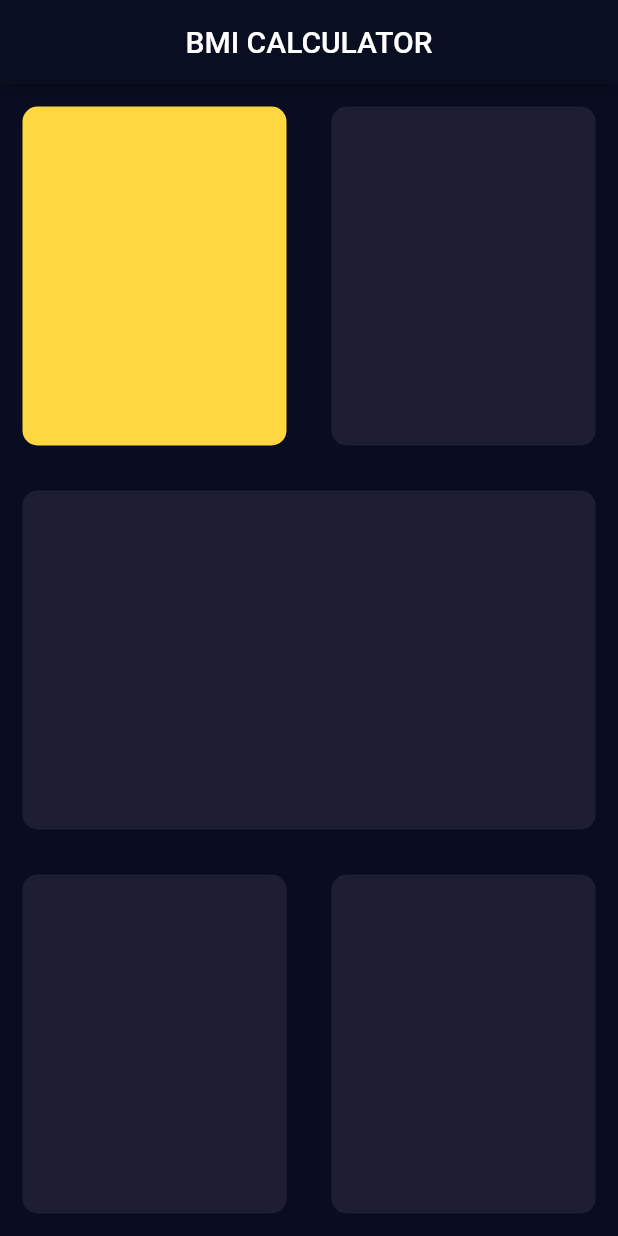
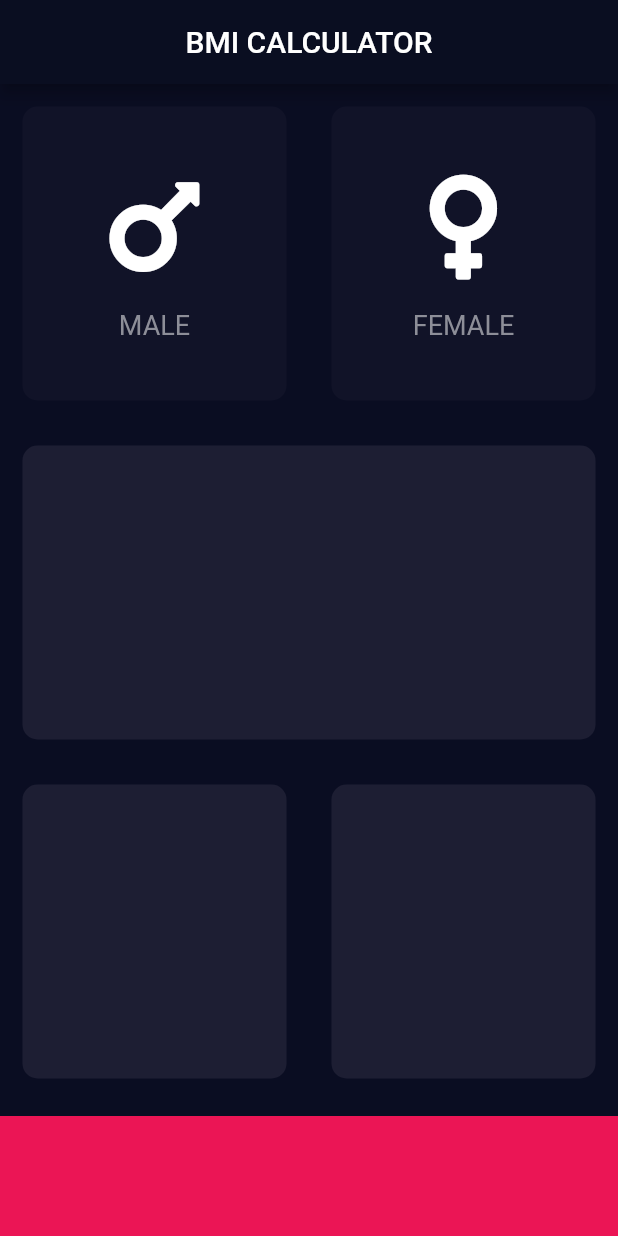
Before and after one commit to Blari/flutter-BMI, a Flutter app: the screen it shows after launch, on a phone screen of 412 x 824 dp. Run offline on Flutter 3.47's test engine with Material 2 defaults, Android fonts, the phone set to English and light mode, and no system bars; our stand-ins replace font_awesome_flutter.

Commit message:
Add several files, main logic, fontAwesome

```diff
--- /dev/null
+++ b/lib/icon_content.dart
@@ -0,0 +1,31 @@
+import 'package:flutter/material.dart';
+
+class IconContent extends StatelessWidget {
+  final IconData icon;
+  final String text;
+
+  IconContent({this.icon, this.text});
+
+  @override
+  Widget build(BuildContext context) {
+    return Column(
+      mainAxisAlignment: MainAxisAlignment.center,
+      children: [
+        Icon(
+          icon,
+          size: 80,
+        ),
+        SizedBox(
+          height: 15.0,
+        ),
+        Text(
+          text,
+          style: TextStyle(
+            fontSize: 18.0,
+            color: Color(0xFF8D8E98),
+          ),
+        )
+      ],
+    );
+  }
+}
--- a/lib/input_page.dart
+++ b/lib/input_page.dart
@@ -1,4 +1,12 @@
 import 'package:flutter/material.dart';
+import 'package:font_awesome_flutter/font_awesome_flutter.dart';
+import 'reusable_card.dart';
+import 'icon_content.dart';
+
+const bottomContainerHeight = 80.0;
+const bottomContainerColor = Color(0xFFEB1555);
+const inactiveCardColor = Color(0xFF111328);
+const activeCardColor = Color(0xFF1D1E33);
 
 class InputPage extends StatefulWidget {
   @override
@@ -6,6 +14,27 @@ class InputPage extends StatefulWidget {
 }
 
 class _InputPageState extends State<InputPage> {
+  Color maleCardColor = inactiveCardColor;
+  Color femaleCardColor = inactiveCardColor;
+
+  void updateColour(int gender) {
+    if (gender == 1) {
+      if (maleCardColor == inactiveCardColor) {
+        maleCardColor = activeCardColor;
+        femaleCardColor = inactiveCardColor;
+      } else {
+        maleCardColor = inactiveCardColor;
+      }
+    } else {
+      if (femaleCardColor == inactiveCardColor) {
+        femaleCardColor = activeCardColor;
+        maleCardColor = inactiveCardColor;
+      } else {
+        femaleCardColor = inactiveCardColor;
+      }
+    }
+  }
+
   @override
   Widget build(BuildContext context) {
     return Scaffold(
@@ -19,12 +48,36 @@ class _InputPageState extends State<InputPage> {
             child: Row(
               children: [
                 Expanded(
-                  child: ReusableCard(
-                    colour: Colors.amberAccent,
+                  child: GestureDetector(
+                    onTap: () {
+                      setState(() {
+                        updateColour(1);
+                      });
+                    },
+                    child: ReusableCard(
+                      colour: maleCardColor,
+                      cardChild: IconContent(
+                        icon: FontAwesomeIcons.mars,
+                        text: 'MALE',
+                      ),
+                    ),
                   ),
                 ),
                 Expanded(
-                  child: ReusableCard(),
+                  child: GestureDetector(
+                    onTap: () {
+                      setState(() {
+                        updateColour(2);
+                      });
+                    },
+                    child: ReusableCard(
+                      colour: femaleCardColor,
+                      cardChild: IconContent(
+                        icon: FontAwesomeIcons.venus,
+                        text: 'FEMALE',
+                      ),
+                    ),
+                  ),
                 ),
               ],
             ),
@@ -50,25 +103,14 @@ class _InputPageState extends State<InputPage> {
               ],
             ),
           ),
+          Container(
+            color: bottomContainerColor,
+            margin: EdgeInsets.only(top: 10.0),
+            width: double.infinity,
+            height: bottomContainerHeight,
+          )
         ],
       ),
     );
   }
 }
-
-class ReusableCard extends StatelessWidget {
-  ReusableCard({this.colour = const Color(0xFF1D1E33)});
-
-  final Color colour;
-
-  @override
-  Widget build(BuildContext context) {
-    return Container(
-      margin: EdgeInsets.all(15.0),
-      decoration: BoxDecoration(
-        color: colour,
-        borderRadius: BorderRadius.circular(10),
-      ),
-    );
-  }
-}
--- /dev/null
+++ b/lib/reusable_card.dart
@@ -0,0 +1,21 @@
+import 'package:flutter/material.dart';
+import 'input_page.dart';
+
+class ReusableCard extends StatelessWidget {
+  ReusableCard({this.colour = activeCardColor, this.cardChild});
+
+  final Color colour;
+  final Widget cardChild;
+
+  @override
+  Widget build(BuildContext context) {
+    return Container(
+      child: cardChild,
+      margin: EdgeInsets.all(15.0),
+      decoration: BoxDecoration(
+        color: colour,
+        borderRadius: BorderRadius.circular(10),
+      ),
+    );
+  }
+}
--- a/pubspec.yaml
+++ b/pubspec.yaml
@@ -23,10 +23,7 @@ environment:
 dependencies:
   flutter:
     sdk: flutter
-
-
-  # The following adds the Cupertino Icons font to your application.
-  # Use with the CupertinoIcons class for iOS style icons.
+  font_awesome_flutter: ^8.11.0
   cupertino_icons: ^1.0.0
 
 dev_dependencies:
```
Also changed, not shown: pubspec.lock.
